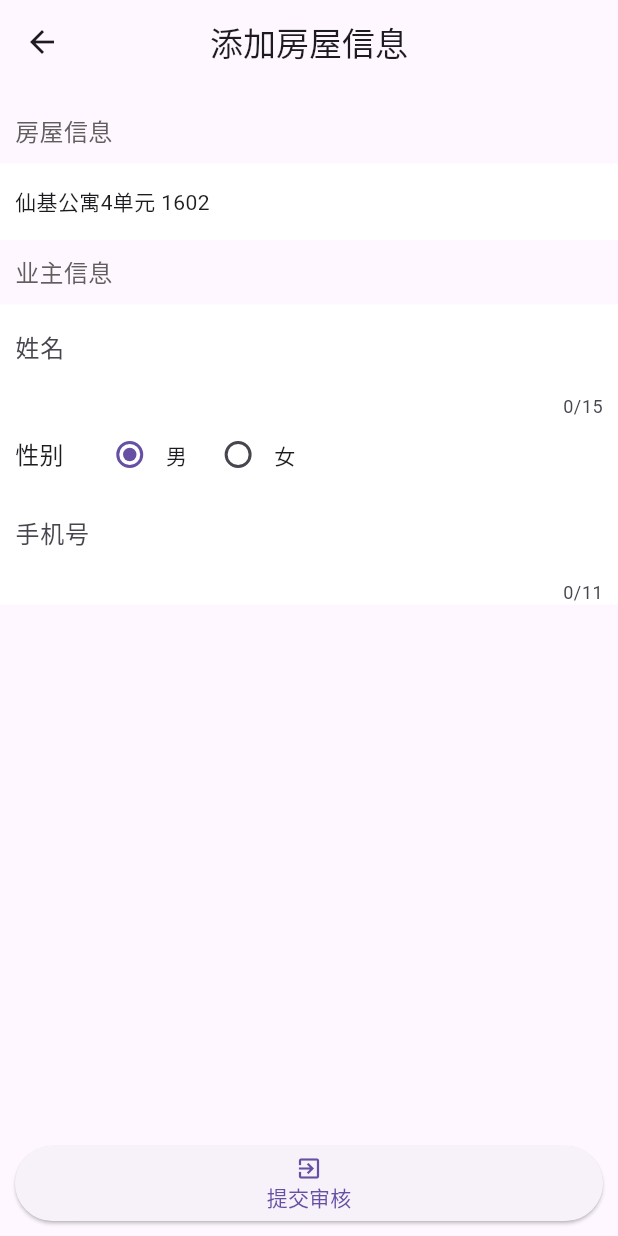
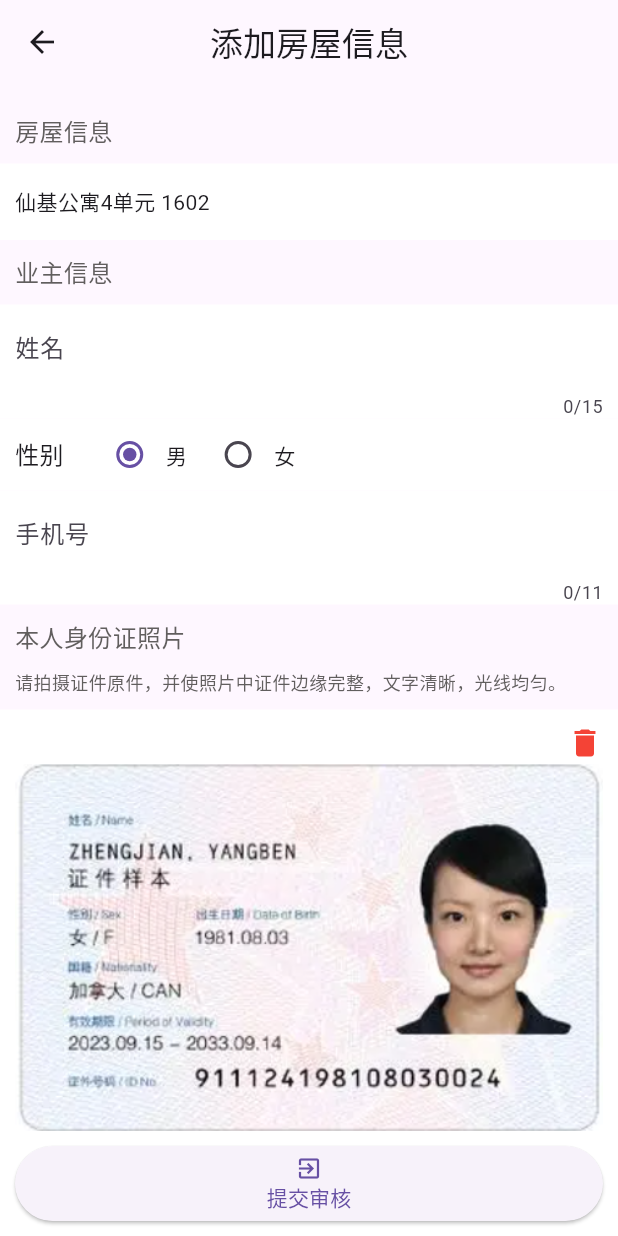
Before and after one commit to 15194481186/test_flutter, a Flutter app: the HouseForm screen opened directly, on a phone screen of 412 x 824 dp. Run offline on Flutter 3.47's test engine with Material 3 defaults, Android fonts, the light colour scheme and no system bars; our stand-ins replace dio, event_bus, flutter_html, fluttertoast, geolocator, image_picker and 2 more; accounts and stored records are empty; network calls fail.

Commit message:
添加房屋-页面布局-下

```diff
--- a/lib/pages/house/house_form.dart
+++ b/lib/pages/house/house_form.dart
@@ -19,6 +19,39 @@ class _HouseFormState extends State<HouseForm> {
     'idcardBackUrl': 'assets/images/idcard2.png', // 身份证背面
   };
 
+   Widget _buildAddIdcardPhoto(String tag, String info) {
+    return const Column(
+        mainAxisAlignment: MainAxisAlignment.center,
+        crossAxisAlignment: CrossAxisAlignment.center,
+        children: [
+          Icon(Icons.add, size: 30, color: Color.fromARGB(255, 85, 145, 175)),
+          Text(
+            '上传人像面照片',
+            style: TextStyle(color: Color.fromARGB(255, 85, 145, 175)),
+          ),
+        ]);
+  }
+
+  Widget _buildIdcardPhoto(String tag, String photoUrl) {
+    return Stack(children: [
+      SizedBox(
+          width: MediaQuery.of(context).size.width - 20,
+          height: 300,
+          child: Image.asset(photoUrl, fit: BoxFit.contain)),
+      Positioned(
+          right: 0,
+          top: 0,
+          child: GestureDetector(
+            child: const Icon(Icons.delete, color: Colors.red),
+            onTap: () {
+              setState(() {
+                _formData[tag] = '';
+              });
+            },
+          ))
+    ]);
+  }
+
   @override
   Widget build(BuildContext context) {
     return Scaffold(
@@ -30,7 +63,7 @@ class _HouseFormState extends State<HouseForm> {
           alignment: AlignmentDirectional.bottomEnd,
           children: [
             ListView(
-              padding: const EdgeInsets.only(top: 10, bottom: 10),
+              padding: const EdgeInsets.only(top: 10, bottom: 40),
               children: [
                 // 房屋信息
                 Container(
@@ -114,10 +147,44 @@ class _HouseFormState extends State<HouseForm> {
                           border: InputBorder.none,
                         )),
                   ),
+               // 业主信息
+                Container(
+                  padding: const EdgeInsets.all(10),
+                  child: const Text('本人身份证照片',
+                      style: TextStyle(
+                          color: Color.fromARGB(255, 97, 94, 94), fontSize: 16)),
+                ),
+                Container(
+                  padding: const EdgeInsets.only(left: 10, right: 10, bottom: 10),
+                  child: const Text('请拍摄证件原件，并使照片中证件边缘完整，文字清晰，光线均匀。',
+                      style: TextStyle(
+                          color: Color.fromARGB(255, 97, 94, 94), fontSize: 12)),
+                ),
+                // 身份证正面
+                Container(
+                    color: Colors.white,
+                    height: 320,
+                    padding: const EdgeInsets.all(10),
+                    child: _formData['idcardFrontUrl'] == ''
+                        ? _buildAddIdcardPhoto('idcardFrontUrl', '上传人像面照片')
+                        : _buildIdcardPhoto(
+                            'idcardFrontUrl', _formData['idcardFrontUrl'])),
+                const SizedBox(height: 20),
+                // 身份证反面
+                Container(
+                    color: Colors.white,
+                    height: 320,
+                    padding: const EdgeInsets.all(10),
+                    child: _formData['idcardBackUrl'] == ''
+                        ? _buildAddIdcardPhoto('idcardBackUrl', '上传国徽面照片')
+                        : _buildIdcardPhoto(
+                            'idcardBackUrl', _formData['idcardBackUrl'])),
+                const SizedBox(height: 20),
               ],
             ),
             Container(
                 padding: const EdgeInsets.all(10),
+                color: Colors.white,
                 height: 70,
                 width: MediaQuery.of(context).size.width,
                 child: ElevatedButton(
```
